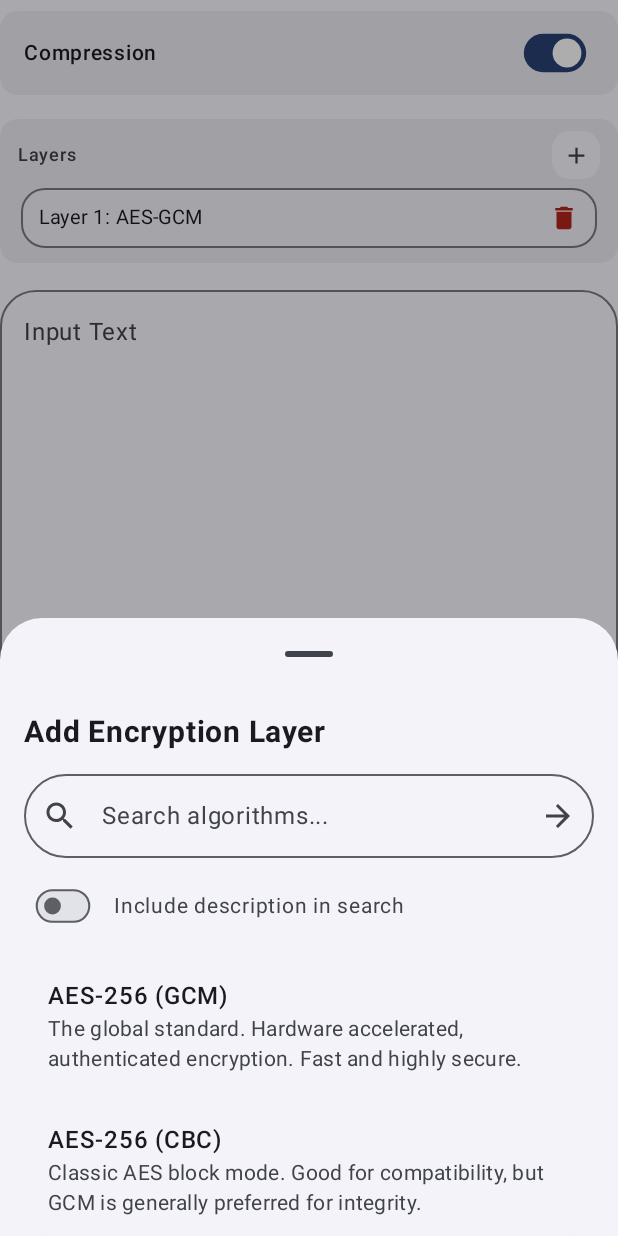
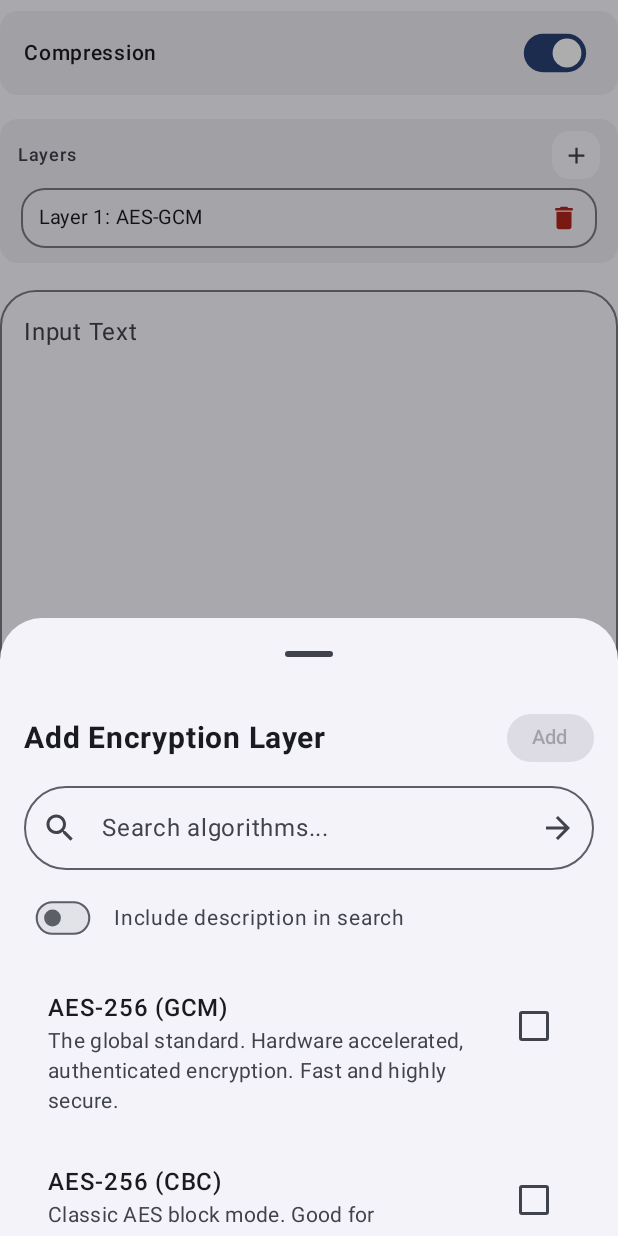
Before and after one commit to Animesh-Varma/Sigil, an Android app built with Jetpack Compose: the composable CustomEncryptionScreen shown on its own in the app's theme, after a tap on "Add Layer", on a phone screen of 412 x 824 dp. Run offline under Robolectric (Android 15) with nearby library versions, the phone set to English and light mode, and no system bars.

Commit message:
Multi select algorithms in Home/Custom

```diff
--- a/app/src/main/java/dev/animeshvarma/sigil/SigilViewModel.kt
+++ b/app/src/main/java/dev/animeshvarma/sigil/SigilViewModel.kt
@@ -27,6 +27,10 @@ class SigilViewModel : ViewModel() {
             if (it.selectedMode == SigilMode.AUTO) it.copy(autoInput = newText)
             else it.copy(customInput = newText)
         }
+    }
+
+    fun addLayers(algos: List<CryptoEngine.Algorithm>) {
+        _uiState.update { it.copy(customLayers = it.customLayers + algos) }
     }
 
     fun moveLayer(fromIndex: Int, toIndex: Int) {
@@ -70,6 +74,7 @@ class SigilViewModel : ViewModel() {
         _uiState.update { it.copy(logs = emptyList()) }
     }
 
+    /* IMP pending */
     fun clearSensitiveData() {
         _uiState.update {
             it.copy(
--- a/app/src/main/java/dev/animeshvarma/sigil/ui/screens/CustomEncryptionScreen.kt
+++ b/app/src/main/java/dev/animeshvarma/sigil/ui/screens/CustomEncryptionScreen.kt
@@ -1,17 +1,19 @@
 package dev.animeshvarma.sigil.ui.screens
 
 import androidx.compose.animation.core.animateFloatAsState
+import androidx.compose.animation.core.spring
 import androidx.compose.animation.core.tween
-import androidx.compose.animation.core.spring
 import androidx.compose.foundation.ExperimentalFoundationApi
 import androidx.compose.foundation.background
 import androidx.compose.foundation.border
 import androidx.compose.foundation.clickable
+import androidx.compose.foundation.interaction.MutableInteractionSource
+import androidx.compose.foundation.interaction.collectIsPressedAsState
 import androidx.compose.foundation.layout.*
 import androidx.compose.foundation.lazy.LazyColumn
-import androidx.compose.foundation.lazy.items // [CRITICAL FIX] Enables list support
+import androidx.compose.foundation.lazy.LazyListState
+import androidx.compose.foundation.lazy.items
 import androidx.compose.foundation.lazy.itemsIndexed
-import androidx.compose.foundation.lazy.LazyListState
 import androidx.compose.foundation.lazy.rememberLazyListState
 import androidx.compose.foundation.shape.CircleShape
 import androidx.compose.foundation.shape.RoundedCornerShape
@@ -33,6 +35,7 @@ import androidx.compose.ui.graphics.Brush
 import androidx.compose.ui.graphics.Color
 import androidx.compose.ui.graphics.CompositingStrategy
 import androidx.compose.ui.graphics.graphicsLayer
+import androidx.compose.ui.input.pointer.pointerInput
 import androidx.compose.ui.platform.LocalContext
 import androidx.compose.ui.platform.LocalFocusManager
 import androidx.compose.ui.text.AnnotatedString
@@ -42,10 +45,10 @@ import androidx.compose.ui.unit.Dp
 import androidx.compose.ui.unit.dp
 import androidx.compose.ui.unit.sp
 import dev.animeshvarma.sigil.SigilViewModel
-import dev.animeshvarma.sigil.model.UiState
 import dev.animeshvarma.sigil.crypto.CryptoEngine
 import dev.animeshvarma.sigil.model.AlgorithmRegistry
-import dev.animeshvarma.sigil.model.SigilAlgorithm // [CRITICAL FIX]
+import dev.animeshvarma.sigil.model.SigilAlgorithm
+import dev.animeshvarma.sigil.model.UiState
 import dev.animeshvarma.sigil.ui.components.SigilButtonGroup
 import dev.animeshvarma.sigil.ui.components.StyledLayerContainer
 import dev.animeshvarma.sigil.ui.theme.AnimationConfig
@@ -113,16 +116,14 @@ fun CustomEncryptionScreen(viewModel: SigilViewModel, uiState: UiState) {
 
             Spacer(modifier = Modifier.height(4.dp))
 
-            // Scrollable Area with Fading Edge
+            // Scrollable Area
             val showFadingEdge = uiState.customLayers.size > 3
 
             Box(
                 modifier = Modifier
                     .fillMaxWidth()
-                    .heightIn(max = 180.dp) // ~3 items
-                    .then(
-                        if (showFadingEdge) Modifier.verticalFadingEdge() else Modifier
-                    )
+                    .heightIn(max = 180.dp)
+                    .then(if (showFadingEdge) Modifier.verticalFadingEdge() else Modifier)
             ) {
                 LazyColumn(
                     state = listState,
@@ -240,8 +241,8 @@ fun CustomEncryptionScreen(viewModel: SigilViewModel, uiState: UiState) {
     if (showAddLayerSheet) {
         ModalBottomSheet(onDismissRequest = { showAddLayerSheet = false }) {
             AddLayerSheetContent(
-                onSelect = { algo ->
-                    viewModel.addLayer(algo)
+                onAdd = { algos ->
+                    viewModel.addLayers(algos)
                     showAddLayerSheet = false
                 }
             )
@@ -249,6 +250,7 @@ fun CustomEncryptionScreen(viewModel: SigilViewModel, uiState: UiState) {
     }
 }
 
+// MovableLayerItem
 @Composable
 fun MovableLayerItem(
     index: Int,
@@ -285,15 +287,42 @@ fun MovableLayerItem(
 }
 
 @Composable
-fun AddLayerSheetContent(onSelect: (CryptoEngine.Algorithm) -> Unit) {
+fun AddLayerSheetContent(onAdd: (List<CryptoEngine.Algorithm>) -> Unit) {
     var searchQuery by remember { mutableStateOf("") }
     var searchDescription by remember { mutableStateOf(false) }
+    var selectedAlgos by remember { mutableStateOf(setOf<CryptoEngine.Algorithm>()) }
     val allAlgos = AlgorithmRegistry.supportedAlgorithms
     val focusManager = LocalFocusManager.current
 
     Column(modifier = Modifier.padding(16.dp)) {
+        // [FIX] Header Row with Title and Action Button
+        Row(
+            modifier = Modifier.fillMaxWidth().padding(bottom = 16.dp),
+            horizontalArrangement = Arrangement.SpaceBetween,
+            verticalAlignment = Alignment.CenterVertically
+        ) {
             Text("Add Encryption Layer", fontSize = 20.sp, fontWeight = FontWeight.Bold)
-        Spacer(modifier = Modifier.height(16.dp))
+
+            val interactionSource = remember { MutableInteractionSource() }
+            val isPressed by interactionSource.collectIsPressedAsState()
+            val scale by animateFloatAsState(if (isPressed) 0.9f else 1f, label = "ButtonBounce")
+
+            Button(
+                onClick = { onAdd(selectedAlgos.toList()) },
+                enabled = selectedAlgos.isNotEmpty(),
+                shape = CircleShape,
+                contentPadding = PaddingValues(horizontal = 16.dp, vertical = 0.dp),
+                interactionSource = interactionSource,
+                modifier = Modifier
+                    .height(32.dp)
+                    .scale(scale)
+            ) {
+                Text(
+                    text = "Add${if (selectedAlgos.isNotEmpty()) " (${selectedAlgos.size})" else ""}",
+                    fontSize = 13.sp
+                )
+            }
+        }
 
         OutlinedTextField(
             value = searchQuery,
@@ -317,25 +346,44 @@ fun AddLayerSheetContent(onSelect: (CryptoEngine.Algorithm) -> Unit) {
 
         Spacer(modifier = Modifier.height(8.dp))
 
+        Box(modifier = Modifier.weight(1f)) {
             LazyColumn {
                 val filtered = allAlgos.filter { algo ->
                     val nameMatch = algo.name.contains(searchQuery, ignoreCase = true)
                     if (searchDescription) nameMatch || algo.description.contains(searchQuery, ignoreCase = true) else nameMatch
                 }
 
-            // [FIXED] Used the imported items extension
                 items(filtered) { algoData ->
                     val engineEnum = CryptoEngine.Algorithm.valueOf(algoData.id)
+                    val isSelected = selectedAlgos.contains(engineEnum)
+
                     Surface(
                         modifier = Modifier.padding(vertical = 4.dp).clip(RoundedCornerShape(16.dp)),
-                    color = MaterialTheme.colorScheme.surfaceContainerLow
+                        color = if (isSelected) MaterialTheme.colorScheme.secondaryContainer else MaterialTheme.colorScheme.surfaceContainerLow
                     ) {
                         ListItem(
-                        headlineContent = { Text(algoData.name, fontWeight = FontWeight.SemiBold) },
+                            headlineContent = {
+                                Text(
+                                    algoData.name,
+                                    fontWeight = FontWeight.SemiBold,
+                                    color = if (isSelected) MaterialTheme.colorScheme.onSecondaryContainer else MaterialTheme.colorScheme.onSurface
+                                )
+                            },
                             supportingContent = { Text(algoData.description) },
-                        modifier = Modifier.clickable { onSelect(engineEnum) },
+                            trailingContent = {
+                                Checkbox(
+                                    checked = isSelected,
+                                    onCheckedChange = { checked ->
+                                        selectedAlgos = if (checked) selectedAlgos + engineEnum else selectedAlgos - engineEnum
+                                    }
+                                )
+                            },
+                            modifier = Modifier.clickable {
+                                selectedAlgos = if (isSelected) selectedAlgos - engineEnum else selectedAlgos + engineEnum
+                            },
                             colors = ListItemDefaults.colors(containerColor = Color.Transparent)
                         )
+                    }
                 }
             }
         }
@@ -364,7 +412,10 @@ fun Modifier.simpleVerticalScrollbar(
         val needDrawScrollbar = state.isScrollInProgress || alpha > 0.0f
 
         if (needDrawScrollbar) {
-            val elementHeight = this.size.height / state.layoutInfo.totalItemsCount
+            val totalItems = state.layoutInfo.totalItemsCount
+            if (totalItems == 0) return@drawWithContent
+
+            val elementHeight = this.size.height / totalItems
             val scrollbarOffsetY = firstVisibleElementIndex * elementHeight
             val scrollbarHeight = state.layoutInfo.visibleItemsInfo.size * elementHeight
 
```
Lines whose indentation alone changed are shown as unchanged.
